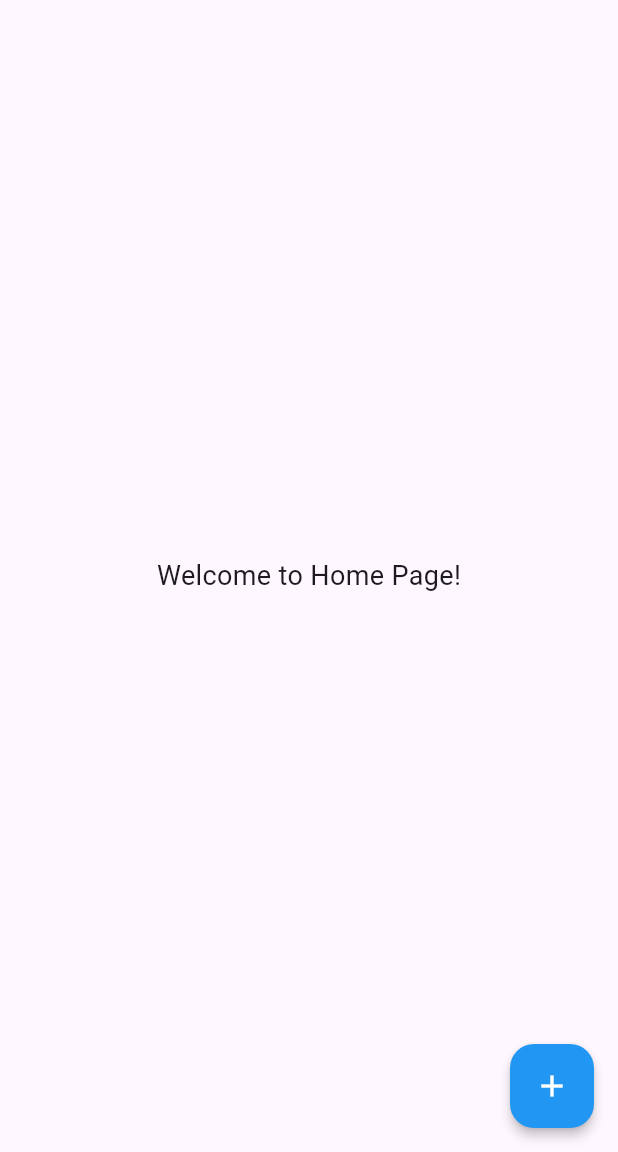
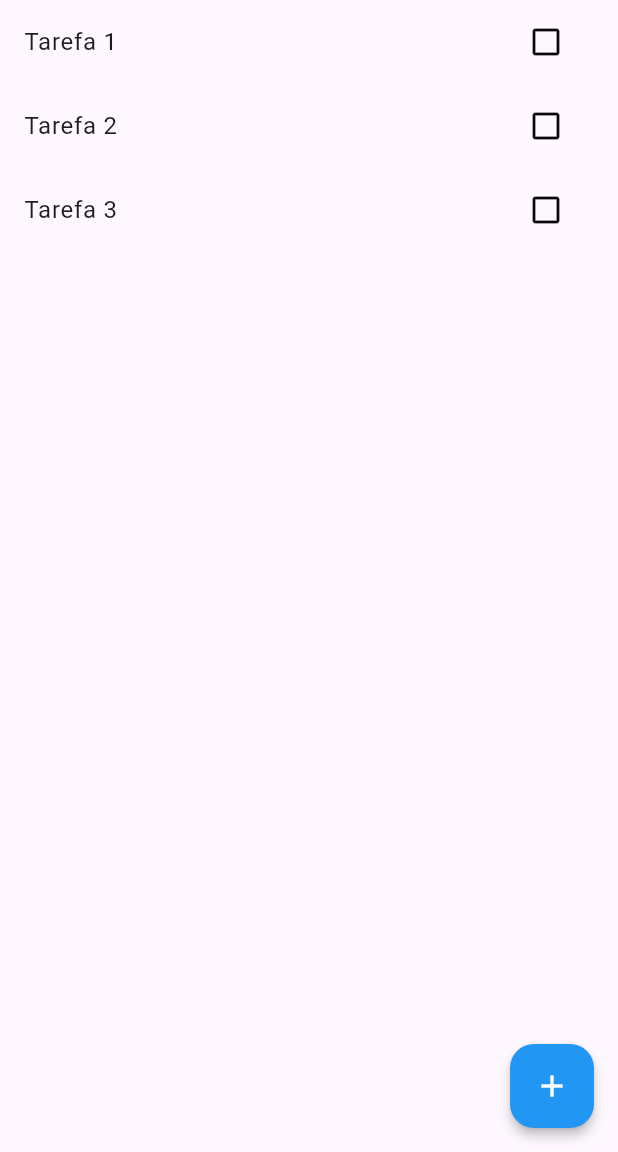
Before and after one commit to seniamara/lista-de-tarefas, a Flutter app: the screen it shows after launch, on a phone screen of 412 x 824 dp, the part 84-1236 px from its top. Run offline on Flutter 3.47's test engine with Material 3 defaults, Android fonts, the phone set to English and light mode, and no system bars.

Commit message:
Implement task list functionality with add and remove options

```diff
--- a/lib/home.dart
+++ b/lib/home.dart
@@ -8,37 +8,95 @@ class Home extends StatefulWidget {
 }
 
 class _HomeState extends State<Home> {
+  // Correctly declaring the task list
+  List<String> _ListaTarefa = ["Tarefa 1", "Tarefa 2", "Tarefa 3"];
+  final TextEditingController _taskController = TextEditingController();
+
   @override
   Widget build(BuildContext context) {
     return Scaffold(
       appBar: AppBar(
         backgroundColor: Colors.blue,
-        title: const Text('Lista de Tarefas',
-        style: TextStyle(
-          fontSize: 20,
-          fontWeight: FontWeight.bold,
-          color: Colors.white,
-
-        ),),
+        title: const Text(
+          'Lista de Tarefas',
+          style: TextStyle(
+            fontSize: 20,
+            fontWeight: FontWeight.bold,
+            color: Colors.white,
+          ),
+        ),
       ),
-      body: Center(
-        child: const Text(
-          'Welcome to Home Page!',
-          style: TextStyle(fontSize: 18),
-        ),
+      body: Column(
+        children: <Widget>[
+          Expanded(
+            child: ListView.builder(
+              itemCount: _ListaTarefa.length,
+              itemBuilder: (context, index) {
+                return ListTile(
+                  title: Text(_ListaTarefa[index]),
+                  trailing: IconButton(
+                    icon: const Icon(Icons.check_box_outline_blank,
+                        color: Color(0xFF080606)),
+                    onPressed: () {
+                      setState(() {
+                        _ListaTarefa.removeAt(index); // Remove item on delete
+                      });
+                    },
+                  ),
+                );
+              },
+            ),
+          ),
+        ],
       ),
       floatingActionButtonLocation: FloatingActionButtonLocation.endFloat,
       floatingActionButton: FloatingActionButton(
-       // radius: 30,
-  //shape: CircularNotchedRectangle(),
         backgroundColor: Colors.blue,
         elevation: 3,
         foregroundColor: Colors.white,
         onPressed: () {
-          // Add your action here
+          _showAddTaskDialog();
         },
         child: const Icon(Icons.add),
       ),
     );
   }
+
+  void _showAddTaskDialog() {
+    showDialog(
+      context: context,
+      builder: (context) {
+        return AlertDialog(
+          title: const Text('Adicionar Tarefa'),
+          content: TextField(
+            controller: _taskController,
+            decoration: const InputDecoration(
+              labelText: 'Digite a tarefa',
+              border: OutlineInputBorder(),
+            ),
+          ),
+          actions: <Widget>[
+            TextButton(
+              onPressed: () {
+                Navigator.pop(context); // Close the dialog
+              },
+              child: const Text('Cancelar'),
+            ),
+            TextButton(
+              onPressed: () {
+                setState(() {
+                  if (_taskController.text.isNotEmpty) {
+                    _ListaTarefa.add(_taskController.text); // Add task
+                  }
+                });
+                _taskController.clear(); // Clear input
+                Navigator.pop(context); // Close the dialog
+              },
+              child: const Text('Adicionar'),
+            ),
+          ],
+        );
+      },
+    );
+  }
 }
```
